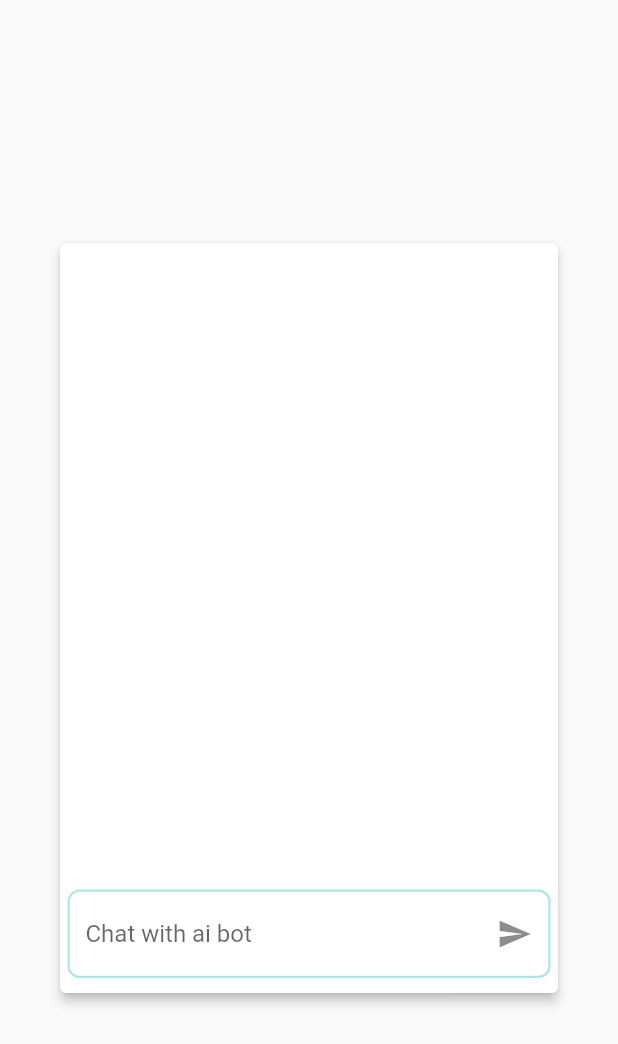
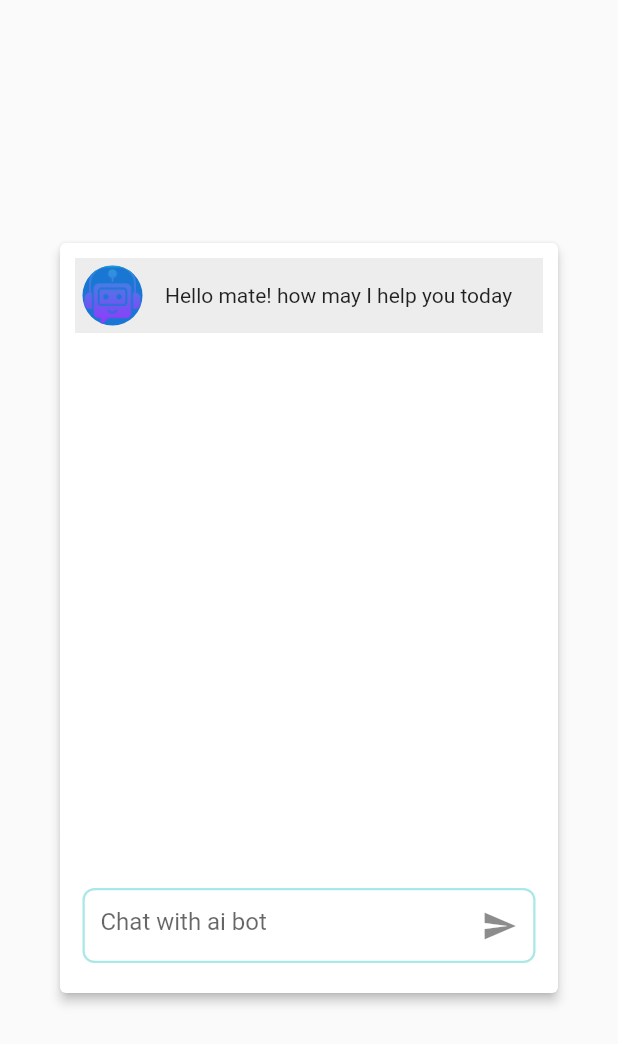
Before and after one commit to hackrx40/PS2-Team_Rubixx, a Flutter app: the ChatbotScreen widget shown alone on an empty page, opened directly, on a phone screen of 412 x 824 dp. Shown: the top 1044 px of the screen. Run offline on Flutter 3.47's test engine with Material 2 defaults, Android fonts, the phone set to English and light mode, and no system bars; our stand-ins replace awesome_dialog, awesome_notifications, firebase_core, fluttertoast, google_fonts; missing offline and left inert: awesome_notifications_fcm, ripple_wave, usage_stats; accounts and stored records are empty.

Commit message:
chatbot added

```diff
--- a/frontend-app/lib/screens/chatbot_screen.dart
+++ b/frontend-app/lib/screens/chatbot_screen.dart
@@ -34,6 +34,8 @@ class _ChatbotScreenState extends State<ChatbotScreen> {
     return Dialog(
       elevation: 3,
       child: Container(
+        decoration: BoxDecoration(borderRadius: BorderRadius.circular(30)),
+        padding: EdgeInsets.all(10),
         width: 0.949 * width,
         height: 500,
         child: Stack(
@@ -43,13 +45,41 @@ class _ChatbotScreenState extends State<ChatbotScreen> {
               bottom: 50,
               left: 0,
               right: 0,
-              child: Container(),
+              child: Container(
+                child: ListView.builder(
+                    itemCount: chats.length,
+                    itemBuilder: (context, index) {
+                      return Flexible(
+                        child: Container(
+                          padding: EdgeInsets.all(5),
+                          color: chats[index].isChatFromBot!
+                              ? Color(0xFFEDEDED)
+                              : Colors.white,
+                          child: Row(
+                            children: [
+                              CircleAvatar(
+                                backgroundImage: AssetImage(
+                                  'assets/chatbot.png',
+                                ),
+                              ),
+                              SizedBox(
+                                width: 15,
+                              ),
+                              Expanded(child: Text(chats[index].text))
+                            ],
+                          ),
+                        ),
+                      );
+                    }),
+              ),
             ),
             Positioned(
                 bottom: 5,
                 left: 0,
                 right: 0,
                 child: Container(
+                  width: width,
+                  height: 50,
                   margin: EdgeInsets.all(5),
                   child: TextField(
                     controller: _textController,
@@ -58,15 +88,19 @@ class _ChatbotScreenState extends State<ChatbotScreen> {
                       suffixIcon: IconButton(
                         icon: Icon(Icons.send),
                         onPressed: () {
-                          setState(() async {
+                          setState(() {
                             chats.add(ChatbotModel(
                                 text: _textController.text,
+                                isChatFromBot: false,
                                 dateTime: DateTime.now()));
-                            var resp = await ChatBotHelper.askQuestion(
-                                _textController.text);
-                            chats.add(ChatbotModel(
-                                text: resp!, dateTime: DateTime.now()));
-                            _textController.clear();
+                            ChatBotHelper.askQuestion(_textController.text)
+                                .then((value) {
+                              chats.add(ChatbotModel(
+                                  text: value!,
+                                  dateTime: DateTime.now(),
+                                  isChatFromBot: true));
+                              _textController.clear();
+                            });
                           });
                         },
                       ),
--- a/frontend-app/lib/screens/home_screen.dart
+++ b/frontend-app/lib/screens/home_screen.dart
@@ -5,6 +5,7 @@ import 'package:mediserv/components/bottom_home_page.dart';
 import 'package:mediserv/components/heading_subheading.dart';
 import 'package:mediserv/components/homepage_smalbox.dart';
 import 'package:mediserv/components/search_bar.dart';
+import 'package:mediserv/screens/chatbot_screen.dart';
 import 'package:mediserv/utils/notification_controller.dart';
 import 'package:mediserv/utils/usage_stats.dart';
 import 'package:usage_stats/usage_stats.dart';
@@ -21,6 +22,7 @@ class _HomeScreeenState extends State<HomeScreeen> {
   void initState() {
     // TODO: implement initState
     super.initState();
+
     UsageStatistics.getUsage();
     NotificationController.initializeContext(context);
     NotificationController.startListeningNotificationEvents();
```
Also changed, not shown: frontend-app/lib/components/options_box_book_doc.dart (added, +41 -0 lines), frontend-app/lib/screens/one_id.dart (added, +39 -0 lines), frontend-app/lib/utils/chatbot_helper.dart (added, +16 -0 lines).
